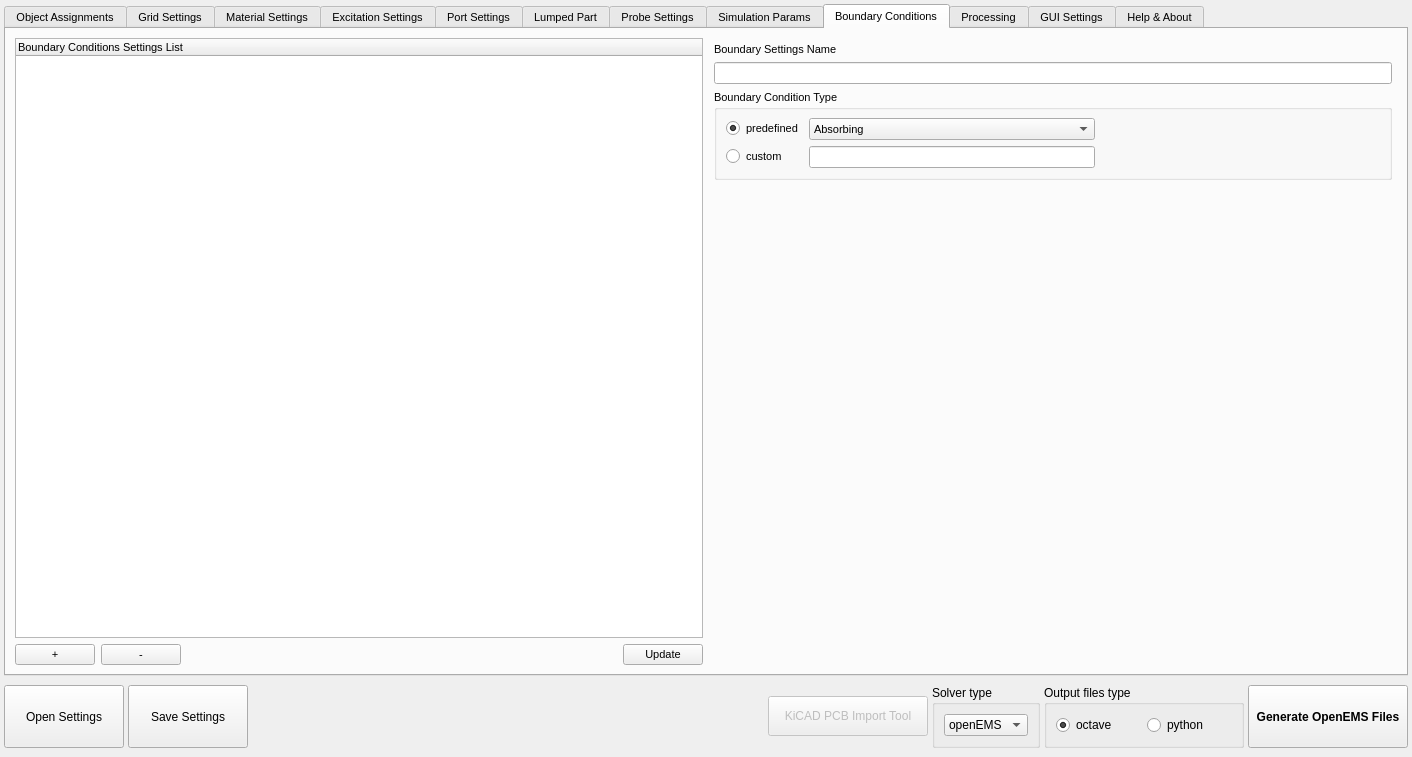
The window that ui/dialog_OpenEMS_Simulation_Creator.ui (LubomirJagos42/FreeCAD-OpenEMS-Export) describes before a commit, drawn with Qt 5.
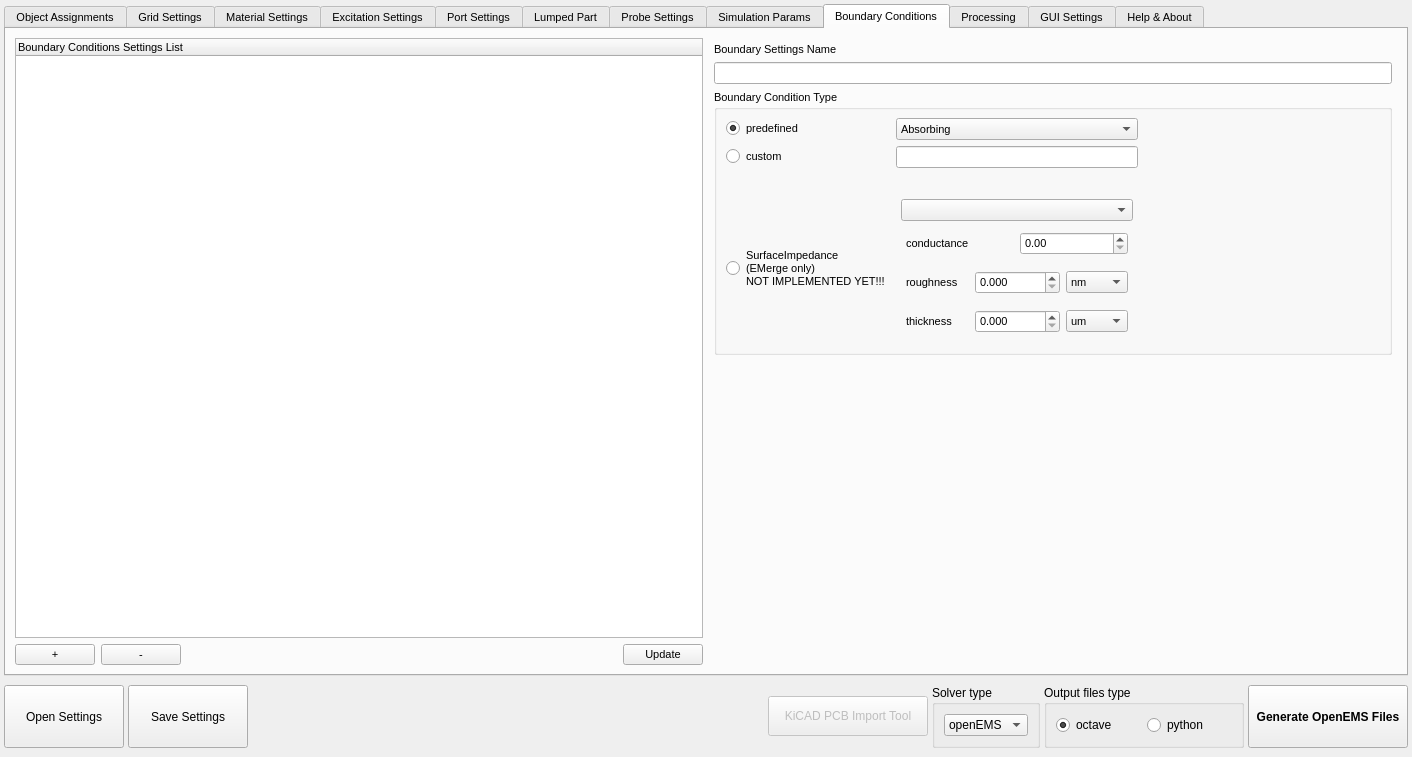
The same window after the commit. The open tabs and pages were chosen to show the change.

Commit message: added UI widgets to boundary condition tab for emerge to can use copper roughness in simulations, now just in UI only

What changed in the file:
```diff
--- a/ui/dialog_OpenEMS_Simulation_Creator.ui
+++ b/ui/dialog_OpenEMS_Simulation_Creator.ui
@@ -8733,6 +8733,23 @@
                 <string>Boundary Condition Type</string>
                </property>
                <layout class="QGridLayout" name="gridLayout_26">
+                <item row="1" column="0">
+                 <widget class="QRadioButton" name="boundaryConditionTypeCustomRadio">
+                  <property name="text">
+                   <string>custom</string>
+                  </property>
+                 </widget>
+                </item>
+                <item row="0" column="0">
+                 <widget class="QRadioButton" name="boundaryConditionTypePredefinedRadio">
+                  <property name="text">
+                   <string>predefined</string>
+                  </property>
+                  <property name="checked">
+                   <bool>true</bool>
+                  </property>
+                 </widget>
+                </item>
                 <item row="0" column="1">
                  <widget class="QComboBox" name="boundaryConditionTypeCombobox">
                   <property name="minimumSize">
@@ -8776,16 +8793,18 @@
                   </item>
                  </widget>
                 </item>
-                <item row="0" column="0">
-                 <widget class="QRadioButton" name="boundaryConditionTypePredefinedRadio">
+                <item row="3" column="0">
+                 <widget class="QRadioButton" name="boundaryConditionTypeSurfaceImpedanceRadio">
                   <property name="text">
-                   <string>predefined</string>
-                  </property>
-                  <property name="checked">
-                   <bool>true</bool>
+                   <string>SurfaceImpedance
+(EMerge only)
+NOT IMPLEMENTED YET!!!</string>
                   </property>
                  </widget>
                 </item>
+                <item row="1" column="1">
+                 <widget class="QLineEdit" name="boundaryConditionTypeCustomTextInput"/>
+                </item>
                 <item row="0" column="2">
                  <spacer name="horizontalSpacer_52">
                   <property name="orientation">
@@ -8799,15 +8818,214 @@
                   </property>
                  </spacer>
                 </item>
-                <item row="1" column="0">
-                 <widget class="QRadioButton" name="boundaryConditionTypeCustomRadio">
-                  <property name="text">
-                   <string>custom</string>
+                <item row="2" column="0">
+                 <spacer name="verticalSpacer_49">
+                  <property name="orientation">
+                   <enum>Qt::Orientation::Vertical</enum>
                   </property>
-                 </widget>
+                  <property name="sizeType">
+                   <enum>QSizePolicy::Policy::Preferred</enum>
+                  </property>
+                  <property name="sizeHint" stdset="0">
+                   <size>
+                    <width>20</width>
+                    <height>20</height>
+                   </size>
+                  </property>
+                 </spacer>
                 </item>
-                <item row="1" column="1">
-                 <widget class="QLineEdit" name="boundaryConditionTypeCustomTextInput"/>
+                <item row="3" column="1">
+                 <layout class="QVBoxLayout" name="verticalLayout_56">
+                  <property name="leftMargin">
+                   <number>5</number>
+                  </property>
+                  <property name="topMargin">
+                   <number>5</number>
+                  </property>
+                  <property name="rightMargin">
+                   <number>5</number>
+                  </property>
+                  <property name="bottomMargin">
+                   <number>5</number>
+                  </property>
+                  <item>
+                   <widget class="QComboBox" name="boundaryConditionTypeSurfaceImpedanceMaterial">
+                    <property name="placeholderText">
+                     <string>...material...</string>
+                    </property>
+                   </widget>
+                  </item>
+                  <item>
+                   <layout class="QHBoxLayout" name="horizontalLayout_69">
+                    <property name="leftMargin">
+                     <number>5</number>
+                    </property>
+                    <property name="topMargin">
+                     <number>5</number>
+                    </property>
+                    <property name="rightMargin">
+                     <number>5</number>
+                    </property>
+                    <property name="bottomMargin">
+                     <number>5</number>
+                    </property>
+                    <item>
+                     <widget class="QLabel" name="label_187">
+                      <property name="text">
+                       <string>conductance</string>
+                      </property>
+                     </widget>
+                    </item>
+                    <item>
+                     <widget class="QDoubleSpinBox" name="boundaryConditionTypeSurfaceImpedanceConductance">
+                      <property name="maximum">
+                       <double>1000000000000000.000000000000000</double>
+                      </property>
+                     </widget>
+                    </item>
+                   </layout>
+                  </item>
+                  <item>
+                   <layout class="QHBoxLayout" name="horizontalLayout_70">
+                    <property name="leftMargin">
+                     <number>5</number>
+                    </property>
+                    <property name="topMargin">
+                     <number>5</number>
+                    </property>
+                    <property name="rightMargin">
+                     <number>5</number>
+                    </property>
+                    <property name="bottomMargin">
+                     <number>5</number>
+                    </property>
+                    <item>
+                     <widget class="QLabel" name="label_188">
+                      <property name="text">
+                       <string>roughness</string>
+                      </property>
+                     </widget>
+                    </item>
+                    <item>
+                     <widget class="QDoubleSpinBox" name="boundaryConditionTypeSurfaceImpedanceRoughness">
+                      <property name="decimals">
+                       <number>3</number>
+                      </property>
+                      <property name="maximum">
+                       <double>1000000000.000000000000000</double>
+                      </property>
+                     </widget>
+                    </item>
+                    <item>
+                     <widget class="QComboBox" name="boundaryConditionTypeSurfaceImpedanceRoughnessUnits">
+                      <property name="currentIndex">
+                       <number>4</number>
+                      </property>
+                      <item>
+                       <property name="text">
+                        <string>m</string>
+                       </property>
+                      </item>
+                      <item>
+                       <property name="text">
+                        <string>cm</string>
+                       </property>
+                      </item>
+                      <item>
+                       <property name="text">
+                        <string>mm</string>
+                       </property>
+                      </item>
+                      <item>
+                       <property name="text">
+                        <string>um</string>
+                       </property>
+                      </item>
+                      <item>
+                       <property name="text">
+                        <string>nm</string>
+                       </property>
+                      </item>
+                      <item>
+                       <property name="text">
+                        <string>pm</string>
+                       </property>
+                      </item>
+                     </widget>
+                    </item>
+                   </layout>
+                  </item>
+                  <item>
+                   <layout class="QHBoxLayout" name="horizontalLayout_71">
+                    <property name="leftMargin">
+                     <number>5</number>
+                    </property>
+                    <property name="topMargin">
+                     <number>5</number>
+                    </property>
+                    <property name="rightMargin">
+                     <number>5</number>
+                    </property>
+                    <property name="bottomMargin">
+                     <number>5</number>
+                    </property>
+                    <item>
+                     <widget class="QLabel" name="label_189">
+                      <property name="text">
+                       <string>thickness</string>
+                      </property>
+                     </widget>
+                    </item>
+                    <item>
+                     <widget class="QDoubleSpinBox" name="boundaryConditionTypeSurfaceImpedanceThickness">
+                      <property name="decimals">
+                       <number>3</number>
+                      </property>
+                      <property name="maximum">
+                       <double>1000000000.000000000000000</double>
+                      </property>
+                     </widget>
+                    </item>
+                    <item>
+                     <widget class="QComboBox" name="boundaryConditionTypeSurfaceImpedanceThicknessUnits">
+                      <property name="currentIndex">
+                       <number>3</number>
+                      </property>
+                      <item>
+                       <property name="text">
+                        <string>m</string>
+                       </property>
+                      </item>
+                      <item>
+                       <property name="text">
+                        <string>cm</string>
+                       </property>
+                      </item>
+                      <item>
+                       <property name="text">
+                        <string>mm</string>
+                       </property>
+                      </item>
+                      <item>
+                       <property name="text">
+                        <string>um</string>
+                       </property>
+                      </item>
+                      <item>
+                       <property name="text">
+                        <string>nm</string>
+                       </property>
+                      </item>
+                      <item>
+                       <property name="text">
+                        <string>pm</string>
+                       </property>
+                      </item>
+                     </widget>
+                    </item>
+                   </layout>
+                  </item>
+                 </layout>
                 </item>
                </layout>
               </widget>
```
